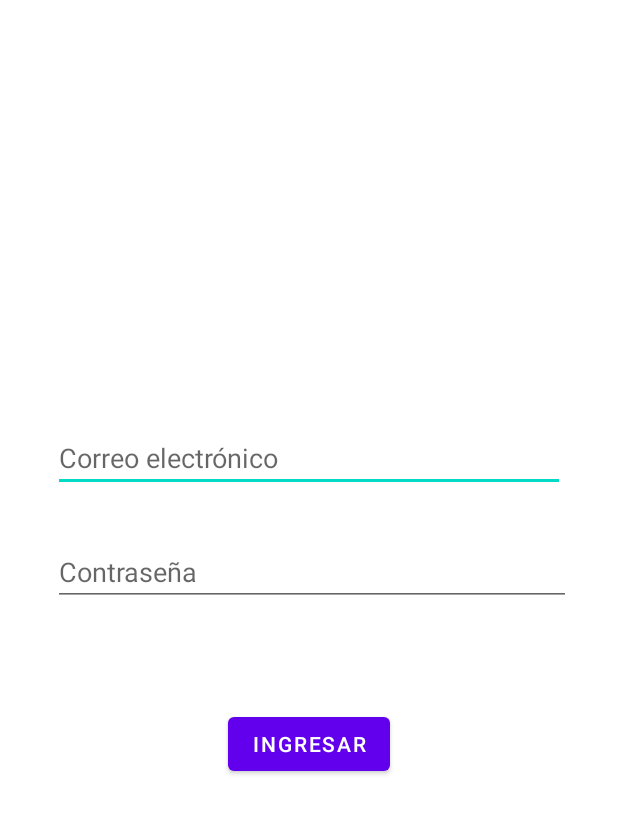
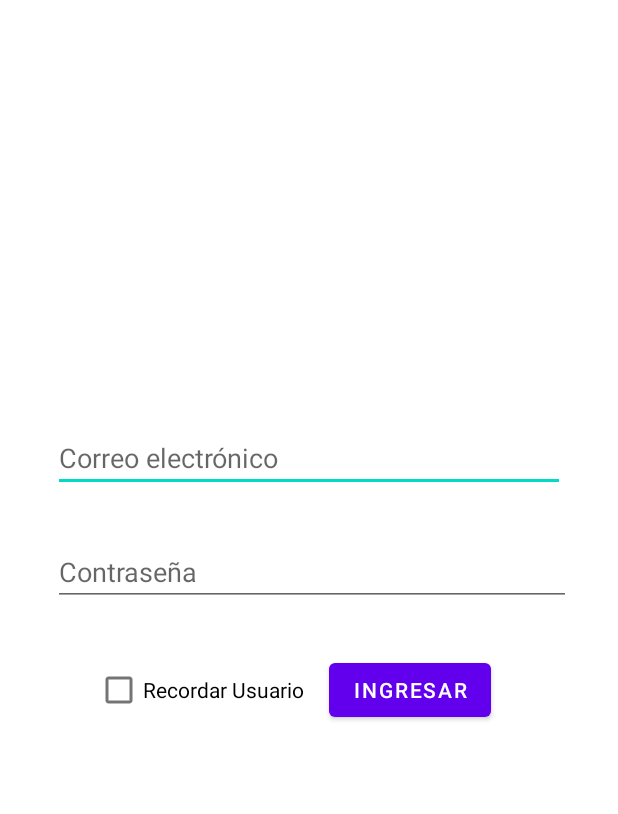
Before and after one commit to DiegoErnestoBahenaL/VEAD, an Android app: the layout activity_login.xml on its own in the app's theme, with its tools: preview values and no code run, on a phone screen of 412 x 824 dp. Shown: the top 814 px of the screen. Run offline under Robolectric (Android 15) with nearby library versions, the phone set to English and light mode, and no system bars.

Commit message:
Improved Login with Shared Preferences

```diff
--- a/app/src/main/res/layout/activity_login.xml
+++ b/app/src/main/res/layout/activity_login.xml
@@ -34,10 +34,24 @@
         android:id="@+id/buttonLogin"
         android:layout_width="wrap_content"
         android:layout_height="wrap_content"
-        android:layout_marginTop="68dp"
+        android:layout_marginTop="32dp"
         android:text="Ingresar"
         app:layout_constraintEnd_toEndOf="parent"
+        app:layout_constraintHorizontal_bias="0.722"
         app:layout_constraintStart_toStartOf="parent"
         app:layout_constraintTop_toBottomOf="@+id/editTextPassword" />
 
+    <CheckBox
+        android:id="@+id/checkBoxRememberMe"
+        android:layout_width="wrap_content"
+        android:layout_height="wrap_content"
+        android:layout_marginTop="32dp"
+        android:text="Recordar Usuario"
+        app:layout_constraintBottom_toBottomOf="parent"
+        app:layout_constraintEnd_toEndOf="parent"
+        app:layout_constraintHorizontal_bias="0.233"
+        app:layout_constraintStart_toStartOf="parent"
+        app:layout_constraintTop_toBottomOf="@+id/editTextPassword"
+        app:layout_constraintVertical_bias="0.0" />
+
 </androidx.constraintlayout.widget.ConstraintLayout>
```
Also changed, not shown: app/src/main/java/com/example/vead/Login.kt (+43 -1 lines), app/src/main/java/com/example/vead/ui/home/HomeFragment.kt (+25 -4 lines).
